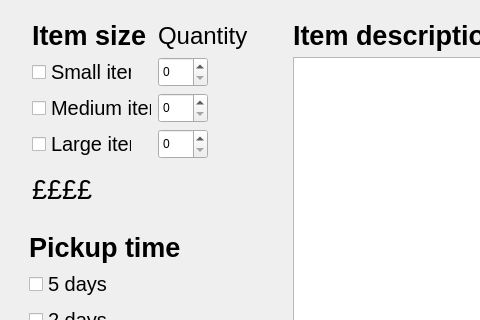
Qt form extrapickupwindow.ui (EduPonz/SmartTrashCan_B376) before a commit; both pictures show x 0 to 480 and y 0 to 320 of the 847 by 519 pixel window.
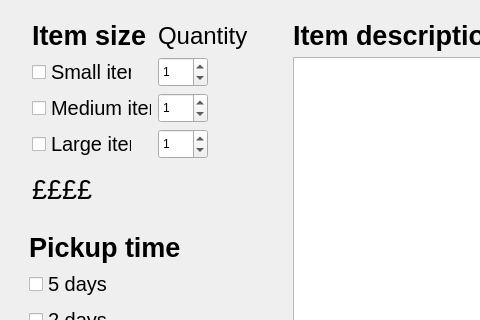
The same form after that commit.

```diff
--- a/extrapickupwindow.ui
+++ b/extrapickupwindow.ui
@@ -70,6 +70,9 @@
                 <height>50</height>
                </size>
               </property>
+              <property name="value">
+               <number>1</number>
+              </property>
              </widget>
             </item>
             <item row="7" column="1">
@@ -80,6 +83,9 @@
                 <height>50</height>
                </size>
               </property>
+              <property name="value">
+               <number>1</number>
+              </property>
              </widget>
             </item>
             <item row="3" column="1">
@@ -90,6 +96,9 @@
                 <height>50</height>
                </size>
               </property>
+              <property name="value">
+               <number>1</number>
+              </property>
              </widget>
             </item>
             <item row="1" column="1">
```
